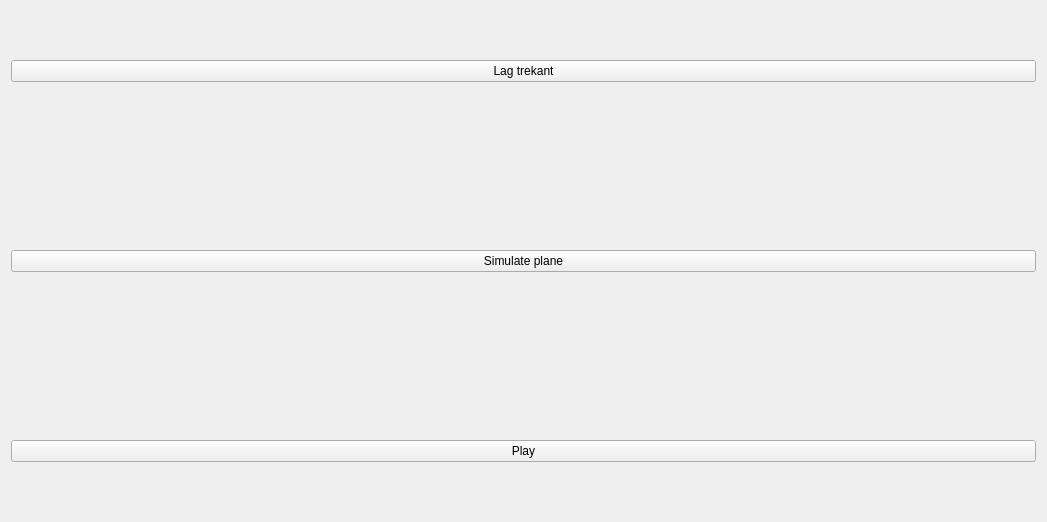
FredrikEik/Physics_Engine, file mainwindow.ui: the form before one commit; both pictures show x 0 to 1047 and y 130 to 652 of the 1047 by 788 pixel window.
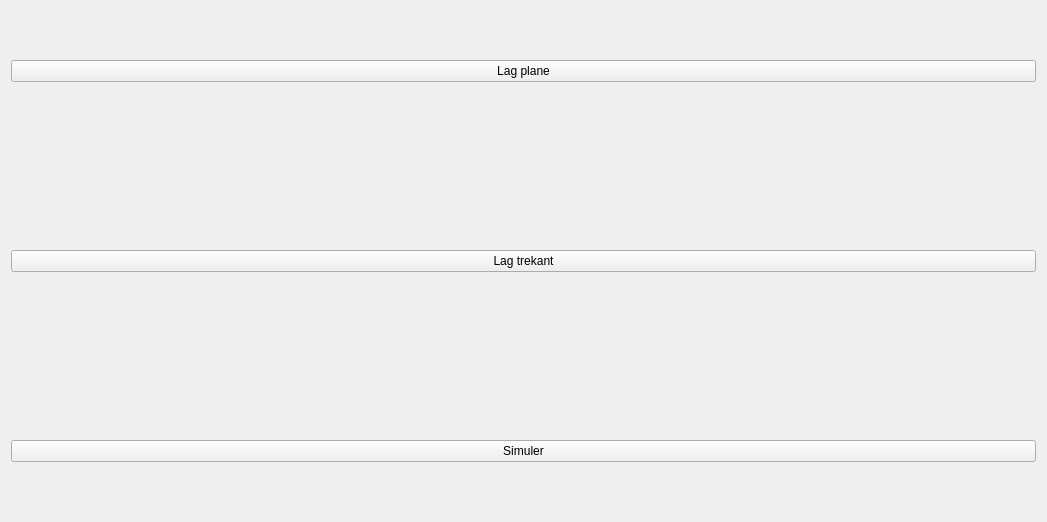
The form after the commit.

Diff of the .ui file:
```diff
--- a/mainwindow.ui
+++ b/mainwindow.ui
@@ -15,6 +15,13 @@
   </property>
   <widget class="QWidget" name="centralWidget">
    <layout class="QVBoxLayout" name="verticalLayout">
+    <item>
+     <widget class="QPushButton" name="pushButton_2">
+      <property name="text">
+       <string>Lag plane</string>
+      </property>
+     </widget>
+    </item>
     <item>
      <widget class="QPushButton" name="pushButton">
       <property name="text">
@@ -22,17 +29,10 @@
       </property>
      </widget>
     </item>
-    <item>
-     <widget class="QPushButton" name="pushButton_2">
-      <property name="text">
-       <string>Simulate plane</string>
-      </property>
-     </widget>
-    </item>
     <item>
      <widget class="QPushButton" name="pushButton_3">
       <property name="text">
-       <string>Play</string>
+       <string>Simuler</string>
       </property>
      </widget>
     </item>
```
